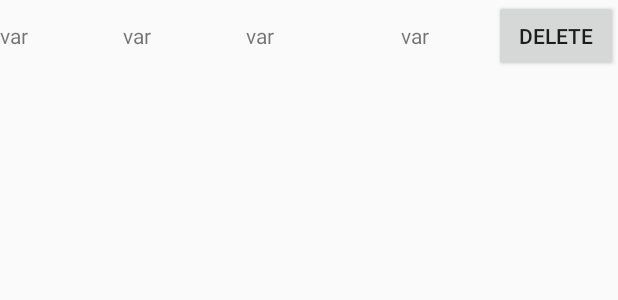
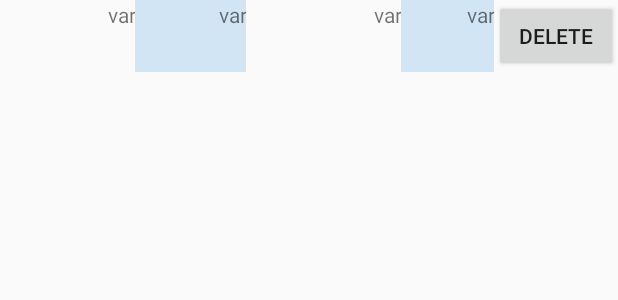
Before and after one commit to maroo2x/FuelCalc_new, an Android app: the layout custom_row.xml on its own in the app's theme, with its tools: preview values and no code run, on a phone screen of 412 x 824 dp. Shown: the top 300 px of the screen. Run offline under Robolectric (Android 15) with nearby library versions, the phone set to English and light mode, and no system bars.

Commit message:
git push -u origin master

```diff
--- a/app/src/main/res/layout/custom_row.xml
+++ b/app/src/main/res/layout/custom_row.xml
@@ -2,36 +2,46 @@
 <LinearLayout xmlns:android="http://schemas.android.com/apk/res/android"
     android:orientation="horizontal"
     android:layout_width="match_parent"
-    android:layout_height="match_parent"
+    android:layout_height="wrap_content"
     android:id="@+id/listView">
 
     <TextView
         android:id="@+id/rowResult1"
+        android:layout_width="0dp"
+        android:layout_height="match_parent"
+        android:layout_weight="0.22"
+        android:gravity="right"
         android:text="@string/var"
-        android:layout_width="0dp"
-        android:layout_height="wrap_content"
-        android:layout_weight="0.20" />
+        android:textAlignment="gravity" />
 
     <TextView
         android:id="@+id/rowResult2"
         android:layout_width="0dp"
-        android:layout_height="wrap_content"
-        android:layout_weight="0.20"
-        android:text="@string/var" />
+        android:layout_height="match_parent"
+        android:layout_weight="0.18"
+        android:background="@color/colorCustomList1"
+        android:gravity="right"
+        android:text="@string/var"
+        android:textAlignment="gravity" />
 
     <TextView
         android:id="@+id/rowResult3"
+        android:layout_width="0dp"
+        android:layout_height="match_parent"
+        android:layout_weight="0.25"
+        android:gravity="right"
         android:text="@string/var"
-        android:layout_width="0dp"
-        android:layout_height="wrap_content"
-        android:layout_weight="0.25" />
+        android:textAlignment="gravity" />
 
     <TextView
         android:id="@+id/full_id"
+        android:layout_width="0dp"
+        android:layout_height="match_parent"
+        android:layout_weight="0.15"
+        android:background="@color/colorCustomList1"
+        android:gravity="right"
         android:text="@string/var"
-        android:layout_width="0dp"
-        android:layout_height="wrap_content"
-        android:layout_weight="0.15" />
+        android:textAlignment="gravity" />
 
     <Button
         android:id="@+id/button_del"
@@ -39,5 +49,5 @@
         android:layout_width="0dp"
         android:layout_height="wrap_content"
         android:layout_weight="0.20"
-        android:onClick="newEntry (FuelCalcActivity)" />
+        android:onClick="newEntry (FuelCalcActivity)"/>
 </LinearLayout>
--- a/app/src/main/res/values/colors.xml
+++ b/app/src/main/res/values/colors.xml
@@ -3,4 +3,7 @@
     <color name="colorPrimary">#3F51B5</color>
     <color name="colorPrimaryDark">#303F9F</color>
     <color name="colorAccent">#FF4081</color>
+    <color name="colorCustomList1">#d2e5f5</color>
+    <color name="colorCustomList2">#c4ddf2</color>
+
 </resources>
```
Also changed, not shown: app/src/main/res/layout/results_fuel_calc.xml (+20 -8 lines).
